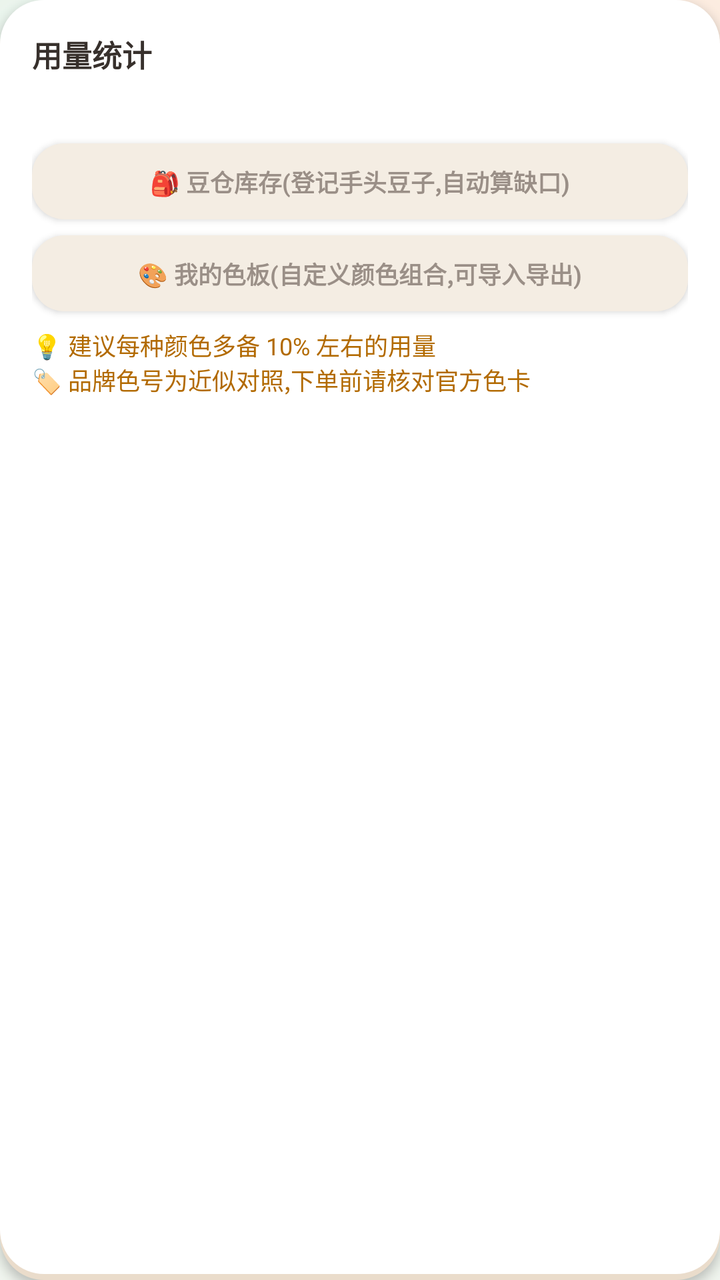
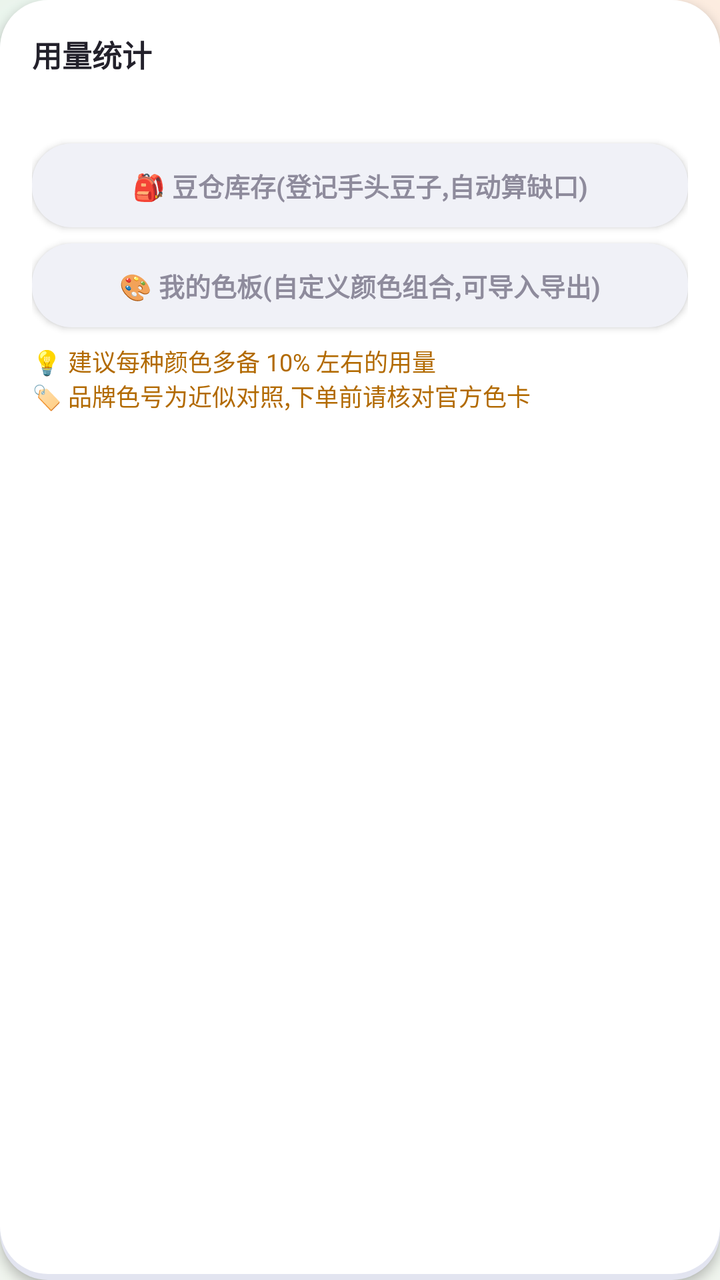

Two renders of the same Android screen: before a commit and after it. Below are the layout's source before the change and the commit's diff.
<!-- AndroidManifest.xml: application theme AppTheme -->
<!-- res/layout/list_header.xml -->
<?xml version="1.0" encoding="utf-8"?>
<LinearLayout xmlns:android="http://schemas.android.com/apk/res/android"
    android:layout_width="match_parent"
    android:layout_height="wrap_content"
    android:layout_marginStart="10dp"
    android:layout_marginTop="10dp"
    android:layout_marginEnd="10dp"
    android:layout_marginBottom="4dp"
    android:background="@drawable/bg_card"
    android:elevation="3dp"
    android:orientation="vertical"
    android:padding="16dp">

    <TextView
        android:layout_width="wrap_content"
        android:layout_height="wrap_content"
        android:text="@string/summary_title"
        android:textColor="@color/textMain"
        android:textSize="15sp"
        android:textStyle="bold" />

    <TextView
        android:id="@+id/tvSummary"
        android:layout_width="match_parent"
        android:layout_height="wrap_content"
        android:layout_marginTop="6dp"
        android:lineSpacingExtra="4dp"
        android:text=""
        android:textColor="@color/textSub"
        android:textSize="13sp" />

    <TextView
        android:id="@+id/btnInventory"
        android:layout_width="match_parent"
        android:layout_height="38dp"
        android:layout_marginTop="10dp"
        android:background="@drawable/bg_chip"
        android:clickable="true"
        android:elevation="2dp"
        android:focusable="true"
        android:gravity="center"
        android:text="@string/btn_inventory"
        android:textColor="@color/text_chip"
        android:textSize="12sp"
        android:textStyle="bold" />

    <TextView
        android:id="@+id/btnPalettes"
        android:layout_width="match_parent"
        android:layout_height="38dp"
        android:layout_marginTop="8dp"
        android:background="@drawable/bg_chip"
        android:clickable="true"
        android:elevation="2dp"
        android:focusable="true"
        android:gravity="center"
        android:text="@string/btn_palettes"
        android:textColor="@color/text_chip"
        android:textSize="12sp"
        android:textStyle="bold" />

    <HorizontalScrollView
        android:id="@+id/excludedScroll"
        android:layout_width="match_parent"
        android:layout_height="wrap_content"
        android:layout_marginTop="10dp"
        android:scrollbars="none"
        android:visibility="gone">

        <LinearLayout
            android:id="@+id/excludedRow"
            android:layout_width="wrap_content"
            android:layout_height="wrap_content"
            android:orientation="horizontal" />
    </HorizontalScrollView>

    <TextView
        android:layout_width="match_parent"
        android:layout_height="wrap_content"
        android:layout_marginTop="8dp"
        android:text="@string/header_tip"
        android:textColor="#B26A00"
        android:textSize="12sp" />
</LinearLayout>
<!-- resources referenced by this layout -->
<resources>
  <color name="textMain">#37302C</color>
  <color name="textSub">#9A8F87</color>
  <!-- drawable bg_card (drawable) -->
  <?xml version="1.0" encoding="utf-8"?>
  <layer-list xmlns:android="http://schemas.android.com/apk/res/android">
      <item android:top="1dp">
          <shape android:shape="rectangle">
              <solid android:color="@color/stickerShadow" />
              <corners android:radius="22dp" />
          </shape>
      </item>
      <item android:bottom="3dp">
          <shape android:shape="rectangle">
              <solid android:color="@color/card" />
              <corners android:radius="22dp" />
          </shape>
      </item>
  </layer-list>
  <!-- drawable bg_chip (drawable) -->
  <?xml version="1.0" encoding="utf-8"?>
  <selector xmlns:android="http://schemas.android.com/apk/res/android">
      <item android:state_selected="true">
          <shape android:shape="rectangle">
              <solid android:color="@color/primary" />
              <corners android:radius="16dp" />
          </shape>
      </item>
      <item android:state_checked="true">
          <shape android:shape="rectangle">
              <solid android:color="@color/primary" />
              <corners android:radius="16dp" />
          </shape>
      </item>
      <item>
          <shape android:shape="rectangle">
              <solid android:color="@color/subsurface" />
              <corners android:radius="16dp" />
          </shape>
      </item>
  </selector>
  <string name="btn_inventory">🎒 豆仓库存(登记手头豆子,自动算缺口)</string>
  <string name="btn_palettes">🎨 我的色板(自定义颜色组合,可导入导出)</string>
  <string name="header_tip">💡 建议每种颜色多备 10% 左右的用量\n🏷️ 品牌色号为近似对照,下单前请核对官方色卡</string>
  <string name="summary_title">用量统计</string>
  <style name="AppTheme" parent="android:Theme.Material.Light.NoActionBar">
          <item name="android:colorPrimary">@color/primary</item>
          <item name="android:colorPrimaryDark">@color/primaryDark</item>
          <item name="android:colorAccent">@color/primary</item>
          <item name="android:statusBarColor">@color/bg</item>
          <item name="android:navigationBarColor">@color/bg</item>
          <item name="android:windowBackground">@drawable/bg_pegboard</item>
          <item name="android:windowLightStatusBar">true</item>
          
          <item name="android:alertDialogTheme">@style/CandyAlertDialog</item>
      </style>
  <color name="stickerShadow">#EADCCB</color>
  <color name="card">#FFFFFF</color>
  <color name="primary">#E85D75</color>
  <color name="subsurface">#F4EDE3</color>
  <color name="primaryDark">#CE4A62</color>
  <color name="bg">#FAF5EF</color>
  <!-- drawable bg_pegboard (drawable) -->
  <?xml version="1.0" encoding="utf-8"?>
  <bitmap xmlns:android="http://schemas.android.com/apk/res/android"
      android:src="@drawable/bg_pastel"
      android:gravity="fill" />
  <style name="CandyAlertDialog" parent="android:Theme.Material.Light.Dialog.Alert">
          <item name="android:windowBackground">@drawable/bg_dialog</item>
          <item name="android:colorAccent">@color/primary</item>
          <item name="android:textColorPrimary">@color/textMain</item>
          <item name="android:textColorSecondary">@color/textSub</item>
          <item name="android:windowMinWidthMinor">85%</item>
      </style>
  <!-- drawable bg_pastel: png bitmap (drawable-nodpi, 217543 bytes) -->
  <!-- drawable bg_dialog (drawable) -->
  <?xml version="1.0" encoding="utf-8"?>
  <shape xmlns:android="http://schemas.android.com/apk/res/android"
      android:shape="rectangle">
      <solid android:color="@color/card" />
      <stroke android:width="1dp" android:color="@color/line" />
      <corners android:radius="26dp" />
  </shape>
  <color name="line">#EFE5D8</color>
</resources>

<!-- the commit's change to res/layout/list_header.xml (unified diff, before → after) -->
@@ -1,4 +1,5 @@
 <?xml version="1.0" encoding="utf-8"?>
+
 <LinearLayout xmlns:android="http://schemas.android.com/apk/res/android"
     android:layout_width="match_parent"
     android:layout_height="wrap_content"
@@ -32,7 +33,7 @@
     <TextView
         android:id="@+id/btnInventory"
         android:layout_width="match_parent"
-        android:layout_height="38dp"
+        android:layout_height="42dp"
         android:layout_marginTop="10dp"
         android:background="@drawable/bg_chip"
         android:clickable="true"
@@ -41,13 +42,13 @@
         android:gravity="center"
         android:text="@string/btn_inventory"
         android:textColor="@color/text_chip"
-        android:textSize="12sp"
+        android:textSize="13sp"
         android:textStyle="bold" />
 
     <TextView
         android:id="@+id/btnPalettes"
         android:layout_width="match_parent"
-        android:layout_height="38dp"
+        android:layout_height="42dp"
         android:layout_marginTop="8dp"
         android:background="@drawable/bg_chip"
         android:clickable="true"
@@ -56,7 +57,7 @@
         android:gravity="center"
         android:text="@string/btn_palettes"
         android:textColor="@color/text_chip"
-        android:textSize="12sp"
+        android:textSize="13sp"
         android:textStyle="bold" />
 
     <HorizontalScrollView
<!-- resource entries referenced after the edit -->
@@ -1,20 +1,20 @@
 <!-- resources referenced by this layout -->
 <resources>
-  <color name="textMain">#37302C</color>
-  <color name="textSub">#9A8F87</color>
+  <color name="textMain">#23212B</color>
+  <color name="textSub">#8E8B9C</color>
   <!-- drawable bg_card (drawable) -->
   <?xml version="1.0" encoding="utf-8"?>
   <layer-list xmlns:android="http://schemas.android.com/apk/res/android">
       <item android:top="1dp">
           <shape android:shape="rectangle">
               <solid android:color="@color/stickerShadow" />
-              <corners android:radius="22dp" />
+              <corners android:radius="24dp" />
           </shape>
       </item>
       <item android:bottom="3dp">
           <shape android:shape="rectangle">
               <solid android:color="@color/card" />
-              <corners android:radius="22dp" />
+              <corners android:radius="24dp" />
           </shape>
       </item>
   </layer-list>
@@ -24,19 +24,19 @@
       <item android:state_selected="true">
           <shape android:shape="rectangle">
               <solid android:color="@color/primary" />
-              <corners android:radius="16dp" />
+              <corners android:radius="20dp" />
           </shape>
       </item>
       <item android:state_checked="true">
           <shape android:shape="rectangle">
               <solid android:color="@color/primary" />
-              <corners android:radius="16dp" />
+              <corners android:radius="20dp" />
           </shape>
       </item>
       <item>
           <shape android:shape="rectangle">
               <solid android:color="@color/subsurface" />
-              <corners android:radius="16dp" />
+              <corners android:radius="20dp" />
           </shape>
       </item>
   </selector>
@@ -55,12 +55,12 @@
           
           <item name="android:alertDialogTheme">@style/CandyAlertDialog</item>
       </style>
-  <color name="stickerShadow">#EADCCB</color>
+  <color name="stickerShadow">#E2E4F0</color>
   <color name="card">#FFFFFF</color>
-  <color name="primary">#E85D75</color>
-  <color name="subsurface">#F4EDE3</color>
-  <color name="primaryDark">#CE4A62</color>
-  <color name="bg">#FAF5EF</color>
+  <color name="primary">#7C5CF4</color>
+  <color name="subsurface">#F0F1F7</color>
+  <color name="primaryDark">#6547E0</color>
+  <color name="bg">#F7F7FB</color>
   <!-- drawable bg_pegboard (drawable) -->
   <?xml version="1.0" encoding="utf-8"?>
   <bitmap xmlns:android="http://schemas.android.com/apk/res/android"
@@ -80,8 +80,8 @@
       android:shape="rectangle">
       <solid android:color="@color/card" />
       <stroke android:width="1dp" android:color="@color/line" />
-      <corners android:radius="26dp" />
+      <corners android:radius="28dp" />
   </shape>
-  <color name="line">#EFE5D8</color>
+  <color name="line">#E9EAF2</color>
 </resources>
 
